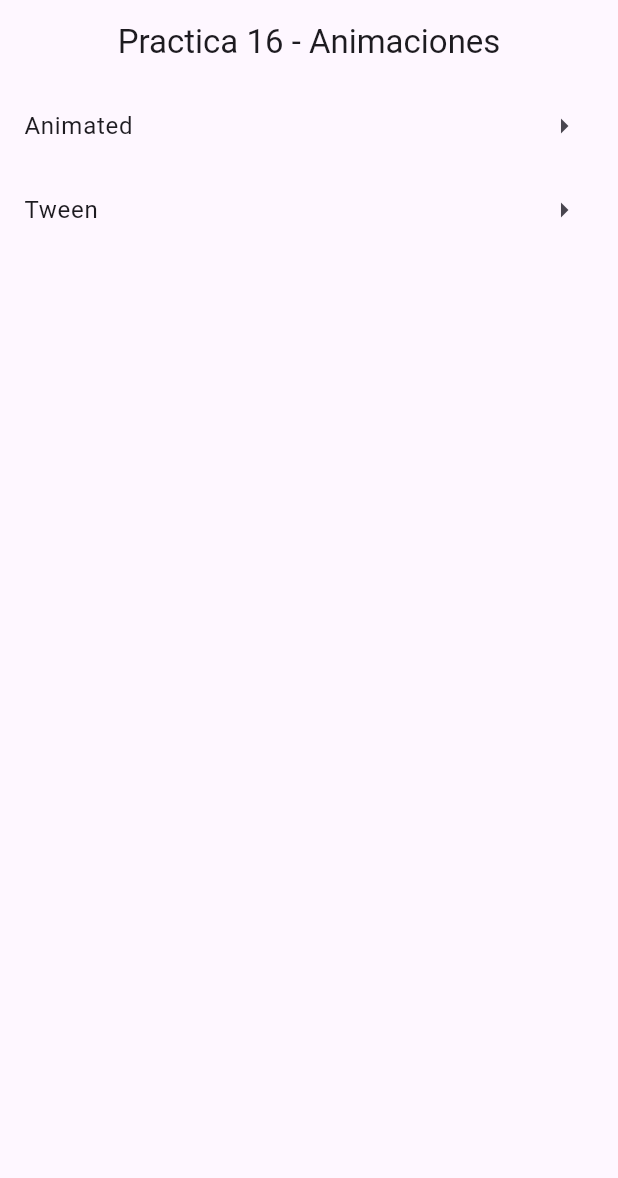
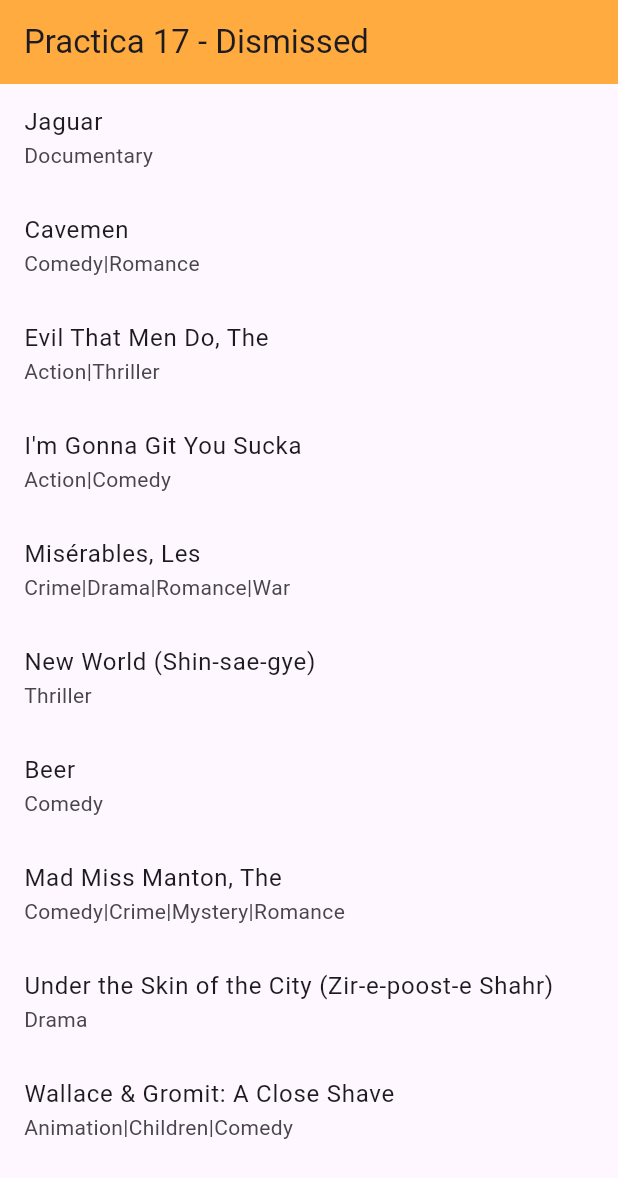
Before and after one commit to JonaPadilla22/computoNube_Padilla, a Flutter app: the screen it shows after launch, on a phone screen of 412 x 824 dp. Shown: the top 1178 px of the screen. Run offline on Flutter 3.47's test engine with Material 3 defaults, Android fonts, the phone set to English and light mode, and no system bars; drawn by our look-alikes of flutter_slidable.

Commit message:
practica_17

```diff
--- /dev/null
+++ b/lib/data/movies.dart
@@ -0,0 +1,10 @@
+final List<Map<String, dynamic>> movies = [{"id":1,"title_name":"Jaguar","Genres":"Documentary","image":"http://dummyimage.com/250x106.png/dddddd/000000"},
+{"id":2,"title_name":"Cavemen","Genres":"Comedy|Romance","image":"http://dummyimage.com/199x194.png/dddddd/000000"},
+{"id":3,"title_name":"Evil That Men Do, The","Genres":"Action|Thriller","image":"http://dummyimage.com/194x242.png/cc0000/ffffff"},
+{"id":4,"title_name":"I'm Gonna Git You Sucka","Genres":"Action|Comedy","image":"http://dummyimage.com/138x214.png/cc0000/ffffff"},
+{"id":5,"title_name":"Misérables, Les","Genres":"Crime|Drama|Romance|War","image":"http://dummyimage.com/136x213.png/cc0000/ffffff"},
+{"id":6,"title_name":"New World (Shin-sae-gye)","Genres":"Thriller","image":"http://dummyimage.com/170x137.png/ff4444/ffffff"},
+{"id":7,"title_name":"Beer","Genres":"Comedy","image":"http://dummyimage.com/227x166.png/dddddd/000000"},
+{"id":8,"title_name":"Mad Miss Manton, The","Genres":"Comedy|Crime|Mystery|Romance","image":"http://dummyimage.com/224x216.png/cc0000/ffffff"},
+{"id":9,"title_name":"Under the Skin of the City (Zir-e-poost-e Shahr)","Genres":"Drama","image":"http://dummyimage.com/219x203.png/5fa2dd/ffffff"},
+{"id":10,"title_name":"Wallace & Gromit: A Close Shave","Genres":"Animation|Children|Comedy","image":"http://dummyimage.com/169x209.png/ff4444/ffffff"}];
--- a/lib/main.dart
+++ b/lib/main.dart
@@ -5,7 +5,7 @@ class MyApp extends StatelessWidget {
   @override
   Widget build(BuildContext context) {
     return MaterialApp(
-      title: 'Practica 16',
+      title: 'Practica 17',
       home: ListViewPage(),
       debugShowCheckedModeBanner: false
     );
--- a/lib/src/listview_page.dart
+++ b/lib/src/listview_page.dart
@@ -1,34 +1,82 @@
-import 'package:computonube_padilla/src/animated_page.dart';
-import 'package:computonube_padilla/src/tween_page.dart';
 import 'package:flutter/material.dart';
+import 'package:computonube_padilla/data/movies.dart';
+import 'package:flutter_slidable/flutter_slidable.dart';
 
-class ListViewPage extends StatelessWidget {
+class ListViewPage extends StatefulWidget {
+  const ListViewPage({super.key});
+
+  @override
+  State<ListViewPage> createState() => _ListViewPageState();
+}
+
+class _ListViewPageState extends State<ListViewPage> {
+  List<Map<String, dynamic>> pelis = [...movies];
+
   @override
   Widget build(BuildContext context) {
     return Scaffold(
       appBar: AppBar(
-        title: Text('Practica 16 - Animaciones'),
-        centerTitle: true,
+        title: Text("Practica 17 - Dismissed"),
+        backgroundColor: Colors.orangeAccent,
       ),
-      body: ListView(
-        children: [
-          ListTile(
-            title: Text('Animated'),
-            trailing: Icon(Icons.arrow_right),
-            onTap: () {
-              Navigator.push(context, MaterialPageRoute(builder: (context) => AnimatedPage()));
-            },
-          ),
-          ListTile(
-            title: Text('Tween'),
-            trailing: Icon(Icons.arrow_right),
-            onTap: () {
-              Navigator.push(context,
-                MaterialPageRoute(builder: (context) => TweenPage()));
-            },
-          )
-        ],
-      )
+      body: ListView.builder(
+        itemCount: pelis.length,
+        itemBuilder: (BuildContext context, int index){
+          final item = pelis[index];
+          return Slidable(
+            key: const ValueKey(0),
+            child: ListTile(
+              title: Text(item['title_name']),
+              subtitle: Text(item['Genres'])
+            ),
+            startActionPane: ActionPane(
+              motion: const ScrollMotion(),
+              dismissible: DismissiblePane(onDismissed: () {}),
+              children: [
+                SlidableAction(
+                  onPressed: (BuildContext context) {
+                    onDismissed(index, 'Agregar');
+                  },
+                  backgroundColor: Colors.green,
+                  foregroundColor: Colors.white,
+                  icon: Icons.library_add,
+                  label: 'Agregar',
+                )
+              ],
+            ),
+            endActionPane: ActionPane(
+              motion: ScrollMotion(),
+              children: [
+                SlidableAction(
+                  flex: 2,
+                  onPressed: (BuildContext context) {
+                    onDismissed(index, 'Eliminar');
+                  },
+                  backgroundColor: Colors.red,
+                  foregroundColor: Colors.white,
+                  icon: Icons.archive,
+                  label: 'Eliminar',
+                )
+              ],
+            ),
+          );
+        }
+      ),
     );
   }
+
+  onDismissed(int index, String accion){
+    setState(() {
+      final _snackBar = SnackBar(content: Text('Accion: $accion'));
+      pelis.removeAt(index);
+      switch (accion) {
+        case 'Agregar':
+          ScaffoldMessenger.of(context).showSnackBar(_snackBar);
+          break;
+        case 'Eliminar':
+          ScaffoldMessenger.of(context).showSnackBar(_snackBar);
+          break;
+      }
+    });
+  }
 }
--- a/pubspec.yaml
+++ b/pubspec.yaml
@@ -32,6 +32,7 @@ dependencies:
     sdk: flutter
   sqflite: ^2.3.0
   flutter_launcher_icons: "^0.13.1"
+  flutter_slidable: ^3.0.1
 
 flutter_icons:
   android: true
```
Also changed, not shown: lib/src/animated_page.dart (deleted, +0 -49 lines), lib/src/tween_page.dart (deleted, +0 -41 lines), pubspec.lock.
